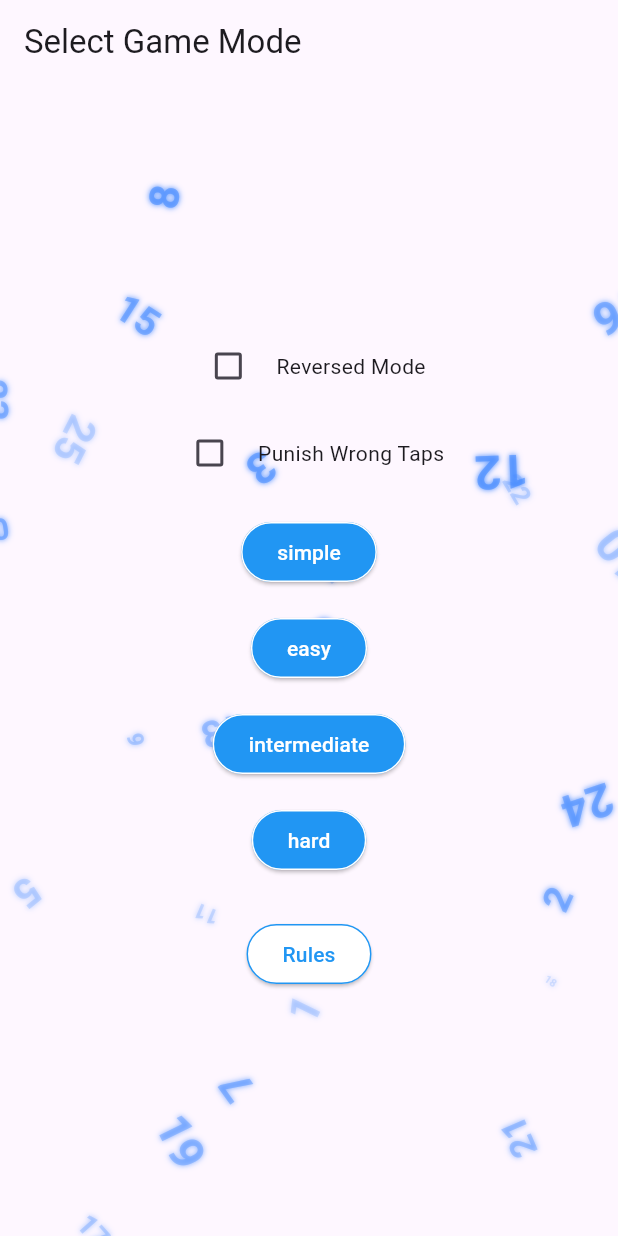
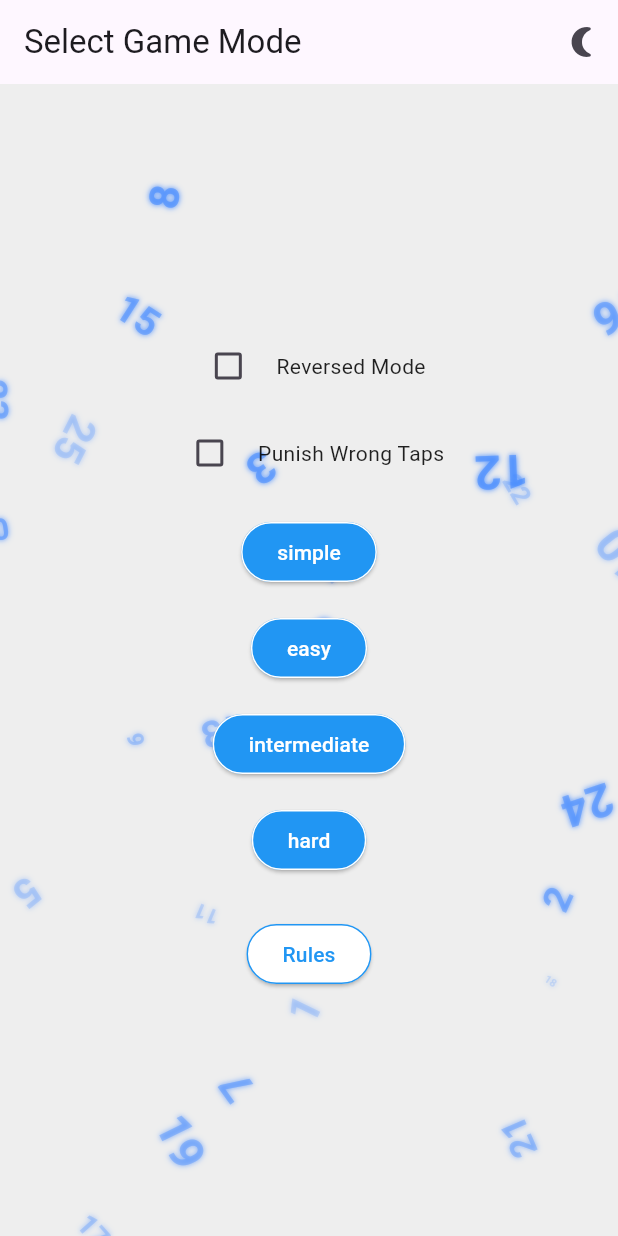
Before and after one commit to Ahad-Imtiaz/numpuzzle, a Flutter app: the screen it shows after launch, on a phone screen of 412 x 824 dp. Run offline on Flutter 3.47's test engine with Material 3 defaults, Android fonts, the light colour scheme and no system bars; our stand-ins replace confetti.

Commit message:
Added dark mode theme

```diff
--- a/lib/main.dart
+++ b/lib/main.dart
@@ -4,11 +4,54 @@ import 'package:numpuzzle/screens/mode_selection_screen.dart';
 
 void main() => runApp(const MyApp());
 
-class MyApp extends StatelessWidget {
+class MyApp extends StatefulWidget {
   const MyApp({super.key});
 
   @override
+  State<MyApp> createState() => _MyAppState();
+}
+
+class _MyAppState extends State<MyApp> {
+  bool isDarkMode = false;
+
+  void toggleTheme() {
+    print('----- Toggling them');
+    setState(() {
+      isDarkMode = !isDarkMode;
+    });
+  }
+
+  @override
   Widget build(BuildContext context) {
-    return const MaterialApp(home: ModeSelectionScreen());
+    final lightTheme = ThemeData(
+      brightness: Brightness.light,
+      primarySwatch: Colors.blue,
+      scaffoldBackgroundColor: Colors.grey[200],
+      cardColor: Colors.white,
+      textTheme: const TextTheme(
+        bodyMedium: TextStyle(color: Colors.black87),
+      ),
+    );
+
+    final darkTheme = ThemeData(
+      brightness: Brightness.dark,
+      primarySwatch: Colors.blueGrey,
+      scaffoldBackgroundColor: Colors.black,
+      cardColor: Colors.grey[900],
+      textTheme: const TextTheme(
+        bodyMedium: TextStyle(color: Colors.white70),
+      ),
+    );
+
+    return MaterialApp(
+      debugShowCheckedModeBanner: false,
+      title: 'NumPuzzle',
+      theme: lightTheme,
+      darkTheme: darkTheme,
+      themeMode: isDarkMode ? ThemeMode.dark : ThemeMode.light,
+      home: ModeSelectionScreen(
+        onToggleTheme: toggleTheme,
+      ),
+    );
   }
 }
--- a/lib/screens/mode_selection_screen.dart
+++ b/lib/screens/mode_selection_screen.dart
@@ -8,7 +8,12 @@ import 'package:numpuzzle/widgets/label_check_box.dart';
 import 'package:numpuzzle/widgets/rules_widget.dart';
 
 class ModeSelectionScreen extends StatefulWidget {
-  const ModeSelectionScreen({super.key});
+  final VoidCallback onToggleTheme;
+
+  const ModeSelectionScreen({
+    super.key,
+    required this.onToggleTheme,
+  });
 
   @override
   State<ModeSelectionScreen> createState() => _ModeSelectionScreenState();
@@ -50,7 +55,17 @@ class _ModeSelectionScreenState extends State<ModeSelectionScreen> {
   @override
   Widget build(BuildContext context) {
     return Scaffold(
-      appBar: AppBar(title: const Text("Select Game Mode")),
+      appBar: AppBar(
+        title: const Text("Select Game Mode"),
+        actions: [
+          IconButton(
+            icon: Icon(
+              Theme.of(context).brightness == Brightness.dark ? Icons.wb_sunny : Icons.nightlight_round,
+            ),
+            onPressed: widget.onToggleTheme,
+          ),
+        ],
+      ),
       body: Stack(children: [
         const FloatingNumbersBackground(),
         Center(
```
